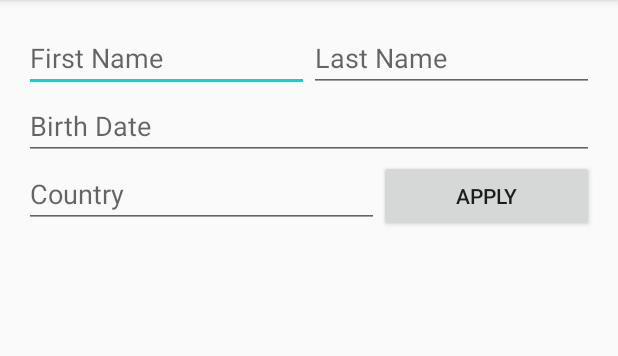
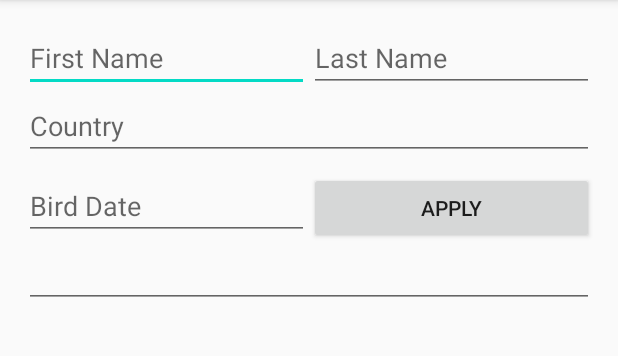
Before and after one commit to vilfrack/AndroidBasic, an Android app: the screen it shows after launch (MainActivity), on a phone screen of 412 x 824 dp, the part 84-440 px from its top. Run offline under Robolectric (Android 15) with nearby library versions, the phone set to English and light mode, and no system bars.

Commit message:
Se contruye un layout constraint

```diff
--- a/app/src/main/res/layout/activity_main.xml
+++ b/app/src/main/res/layout/activity_main.xml
@@ -1,5 +1,5 @@
 <?xml version="1.0" encoding="utf-8"?>
-<LinearLayout xmlns:android="http://schemas.android.com/apk/res/android"
+<androidx.constraintlayout.widget.ConstraintLayout xmlns:android="http://schemas.android.com/apk/res/android"
     xmlns:app="http://schemas.android.com/apk/res-auto"
     xmlns:tools="http://schemas.android.com/tools"
     android:layout_width="match_parent"
@@ -8,45 +8,71 @@
     android:padding="16dp"
     tools:context=".MainActivity">
 
-   <LinearLayout
-       android:layout_width="match_parent"
-       android:layout_height="wrap_content"
-       android:orientation="horizontal">
-
-       <EditText
-           android:layout_width="wrap_content"
-           android:layout_height="wrap_content"
-           android:layout_weight="1"
-           android:hint="First Name"/>
-
-       <EditText
-           android:layout_width="wrap_content"
-           android:layout_height="wrap_content"
-           android:layout_weight="1"
-           android:hint="Last Name"/>
-
-   </LinearLayout>
+    <EditText
+        android:id="@+id/editTextTextPersonName"
+        android:layout_width="0dp"
+        android:layout_height="wrap_content"
+        android:ems="10"
+        android:hint="First Name"
+        android:inputType="textPersonName"
+        app:layout_constraintEnd_toStartOf="@+id/editTextTextPersonName2"
+        app:layout_constraintHorizontal_bias="0.5"
+        app:layout_constraintStart_toStartOf="parent"
+        app:layout_constraintTop_toTopOf="parent" />
 
     <EditText
+        android:id="@+id/editTextTextPersonName2"
+        android:layout_width="0dp"
+        android:layout_height="wrap_content"
+        android:ems="10"
+        android:hint="Last Name"
+        android:inputType="textPersonName"
+        app:layout_constraintEnd_toEndOf="parent"
+        app:layout_constraintHorizontal_bias="0.5"
+        app:layout_constraintStart_toEndOf="@+id/editTextTextPersonName"
+        app:layout_constraintTop_toTopOf="parent" />
+
+    <EditText
+        android:id="@+id/editTextTextPersonName3"
         android:layout_width="match_parent"
         android:layout_height="wrap_content"
-        android:hint="Birth Date" />
+        android:ems="10"
+        android:hint="Country"
+        android:inputType="textPersonName"
+        app:layout_constraintEnd_toEndOf="parent"
+        app:layout_constraintStart_toStartOf="parent"
+        app:layout_constraintTop_toBottomOf="@+id/editTextTextPersonName" />
 
-    <LinearLayout
+    <EditText
+        android:id="@+id/editTextTextPersonName4"
+        android:layout_width="0dp"
+        android:layout_height="wrap_content"
+        android:layout_marginTop="8dp"
+        android:ems="10"
+        android:hint="Bird Date"
+        android:inputType="textPersonName"
+        app:layout_constraintEnd_toStartOf="@+id/button8"
+        app:layout_constraintHorizontal_bias="0.5"
+        app:layout_constraintStart_toStartOf="parent"
+        app:layout_constraintTop_toBottomOf="@+id/editTextTextPersonName3" />
+
+    <Button
+        android:id="@+id/button8"
+        android:layout_width="0dp"
+        android:layout_height="wrap_content"
+        android:layout_marginTop="8dp"
+        android:text="Apply"
+        app:layout_constraintEnd_toEndOf="parent"
+        app:layout_constraintHorizontal_bias="0.5"
+        app:layout_constraintStart_toEndOf="@+id/editTextTextPersonName4"
+        app:layout_constraintTop_toBottomOf="@+id/editTextTextPersonName3" />
+
+    <EditText
+        android:id="@+id/editTextTextEmailAddress"
         android:layout_width="match_parent"
-        android:layout_height="wrap_content">
-
-        <EditText
-            android:layout_width="wrap_content"
-            android:layout_height="wrap_content"
-            android:layout_weight="3"
-            android:hint="Country" />
-        <Button
-            android:layout_width="wrap_content"
-            android:layout_height="wrap_content"
-            android:layout_weight="1"
-            android:text="Apply"/>
-
-    </LinearLayout>
-
-</LinearLayout>
+        android:layout_height="wrap_content"
+        android:ems="10"
+        android:inputType="textEmailAddress"
+        app:layout_constraintEnd_toEndOf="parent"
+        app:layout_constraintTop_toBottomOf="@+id/editTextTextPersonName4" />
+</androidx.constraintlayout.widget.ConstraintLayout>
```
